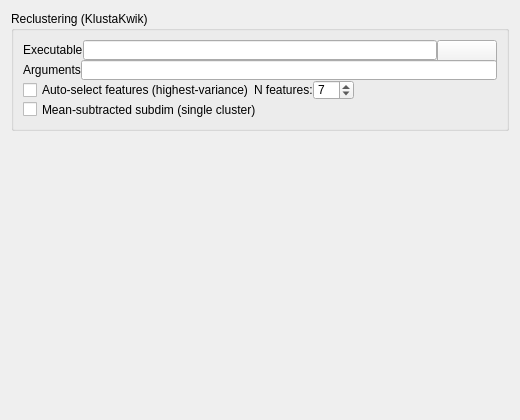
First picture: the form in src/klusters/src/prefreclusteringlayout.ui, repository Gravios/neurosuite-3, before the edit.
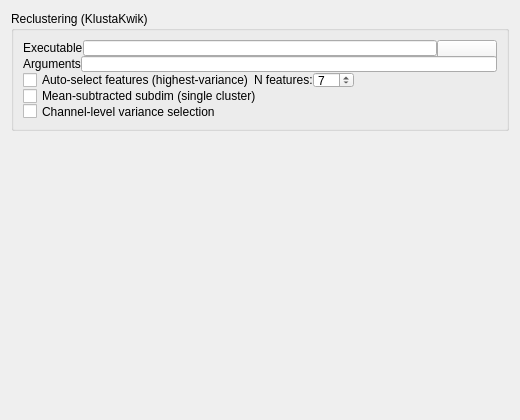
Second picture: the form after the edit.

Commit message: feat(klusters): channel-level high-variance feature selection for recluster

What changed in the file:
```diff
--- a/src/klusters/src/prefreclusteringlayout.ui
+++ b/src/klusters/src/prefreclusteringlayout.ui
@@ -172,6 +172,36 @@
             </item>
            </layout>
           </item>
+          <item>
+           <layout class="QHBoxLayout">
+            <item>
+             <widget class="QCheckBox" name="reclusterChannelVarianceCheckBox">
+              <property name="text">
+               <string>Channel-level variance selection</string>
+              </property>
+              <property name="toolTip">
+               <string>When checked (with auto-select features on), recluster ranks the electrode's channels by their aggregate feature variance and turns on every PCA column of the highest-variance channels, instead of ranking individual feature columns. Keeps whole channels together so a high-variance channel's components are never split. The number of channels kept is taken from the N-features spin-box above. No effect when auto-select is off.</string>
+              </property>
+             </widget>
+            </item>
+            <item>
+             <spacer name="spacer_chanvar">
+              <property name="orientation">
+               <enum>Qt::Horizontal</enum>
+              </property>
+              <property name="sizeType">
+               <enum>QSizePolicy::Expanding</enum>
+              </property>
+              <property name="sizeHint" stdset="0">
+               <size>
+                <width>40</width>
+                <height>20</height>
+               </size>
+              </property>
+             </spacer>
+            </item>
+           </layout>
+          </item>
          </layout>
         </item>
        </layout>
```
The commit also changes 6 other files.
